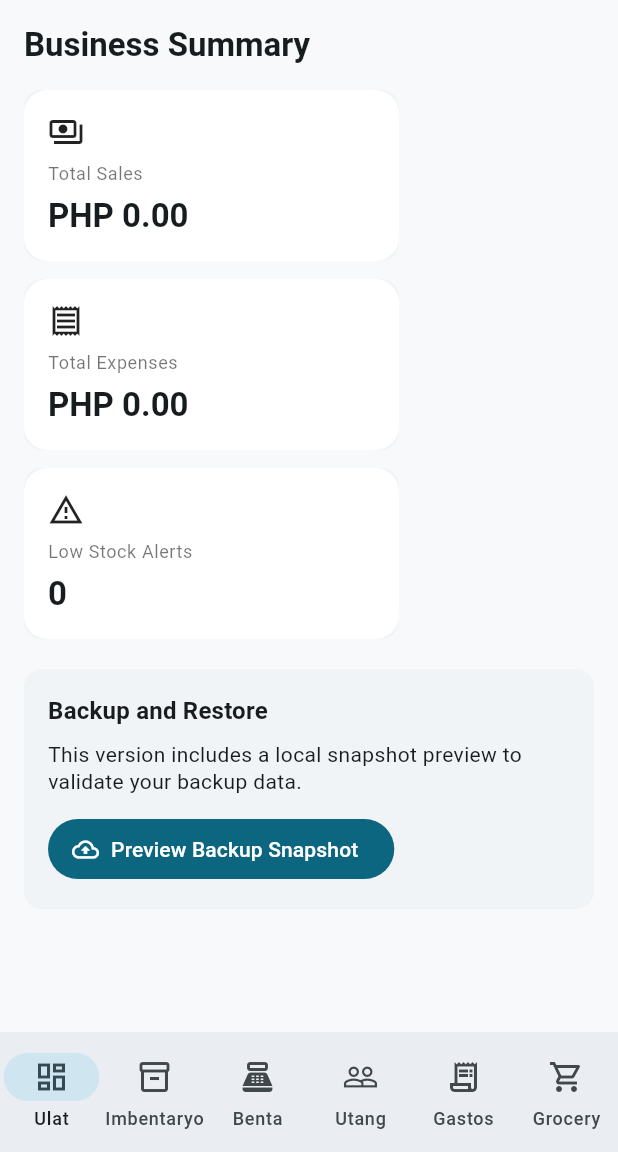
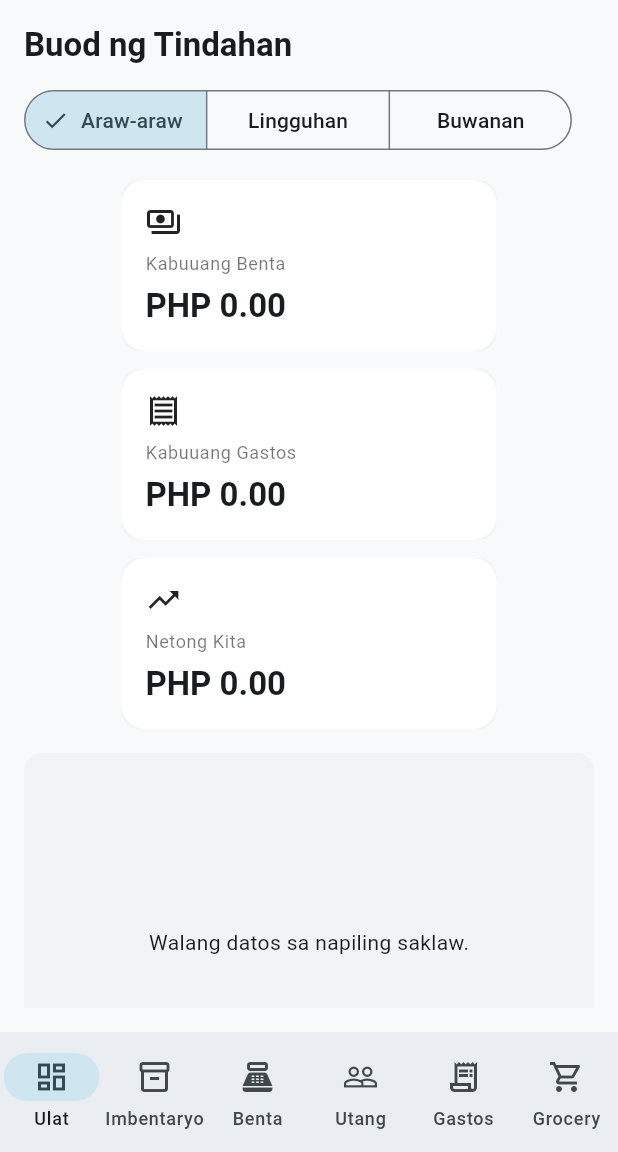
Before and after one commit to MarjovicDEV/TindaTrack, a Flutter app: the screen it shows after launch, on a phone screen of 412 x 824 dp, the part 84-1236 px from its top. Run offline on Flutter 3.47's test engine with Material 3 defaults, Android fonts, the phone set to English and light mode, and no system bars; our stand-ins replace drift, drift_flutter, file_picker, fl_chart; accounts and stored records are empty; generated files the repository leaves out were written again.

Commit message:
feat(ReportsPage): refactor to use stateful widget, add report filtering, and implement sales and expenses visualization with charts

```diff
--- a/lib/features/reports/presentation/reports_page.dart
+++ b/lib/features/reports/presentation/reports_page.dart
@@ -1,60 +1,153 @@
 import 'package:flutter/material.dart';
+import 'package:fl_chart/fl_chart.dart';
 
+import '../../../core/resources/app_copy.dart';
 import '../../../core/utils/formatters.dart';
+import '../../../data/local/app_database.dart';
 import '../../../data/repositories/tinda_repository.dart';
+import '../../backup_restore/application/backup_service.dart';
 import '../../../shared/widgets/summary_card.dart';
 
-class ReportsPage extends StatelessWidget {
+enum ReportFilter { daily, weekly, monthly }
+
+class ReportsPage extends StatefulWidget {
   const ReportsPage({required this.repo, super.key});
 
   final TindaRepository repo;
 
   @override
+  State<ReportsPage> createState() => _ReportsPageState();
+}
+
+class _ReportsPageState extends State<ReportsPage> {
+  late final BackupService _backupService;
+  ReportFilter _filter = ReportFilter.daily;
+
+  @override
+  void initState() {
+    super.initState();
+    _backupService = BackupService(widget.repo);
+  }
+
+  ({DateTime from, DateTime to}) _range() {
+    final now = DateTime.now();
+    switch (_filter) {
+      case ReportFilter.daily:
+        return (from: DateTime(now.year, now.month, now.day), to: now);
+      case ReportFilter.weekly:
+        return (from: now.subtract(const Duration(days: 7)), to: now);
+      case ReportFilter.monthly:
+        return (from: DateTime(now.year, now.month - 1, now.day), to: now);
+    }
+  }
+
+  @override
   Widget build(BuildContext context) {
+    final range = _range();
     return SingleChildScrollView(
       child: Column(
         crossAxisAlignment: CrossAxisAlignment.start,
         children: [
-          Text('Business Summary', style: Theme.of(context).textTheme.titleLarge),
+          Text(AppCopy.summaryTitle, style: Theme.of(context).textTheme.titleLarge),
+          const SizedBox(height: 12),
+          SegmentedButton<ReportFilter>(
+            segments: const [
+              ButtonSegment(value: ReportFilter.daily, label: Text('Araw-araw')),
+              ButtonSegment(value: ReportFilter.weekly, label: Text('Lingguhan')),
+              ButtonSegment(value: ReportFilter.monthly, label: Text('Buwanan')),
+            ],
+            selected: {_filter},
+            onSelectionChanged: (value) => setState(() => _filter = value.first),
+          ),
           const SizedBox(height: 16),
+          StreamBuilder<List<Sale>>(
+            stream: widget.repo.watchSalesInRange(range.from, range.to),
+            builder: (context, salesSnap) {
+              final sales = salesSnap.data ?? const [];
+              return StreamBuilder<List<Expense>>(
+                stream: widget.repo.watchExpensesInRange(range.from, range.to),
+                builder: (context, expSnap) {
+                  final expenses = expSnap.data ?? const [];
+              final totalSales = sales.fold<double>(
+                0,
+                (sum, e) => sum + e.totalAmount,
+              );
+              final totalExpenses = expenses.fold<double>(
+                0,
+                (sum, e) => sum + e.amount,
+              );
+              final net = totalSales - totalExpenses;
+
+              final spots = <FlSpot>[];
+              for (var i = 0; i < sales.length; i++) {
+                final y = sales[i].totalAmount;
+                spots.add(FlSpot(i.toDouble(), y));
+              }
+
+                  return Column(
+                    children: [
                   Wrap(
                     spacing: 12,
                     runSpacing: 12,
                     children: [
                       SizedBox(
                         width: 250,
-                child: StreamBuilder<double>(
-                  stream: repo.watchTotalSales(),
-                  builder: (context, snapshot) => SummaryCard(
-                    label: 'Total Sales',
-                    value: formatCurrency(snapshot.data ?? 0),
+                        child: SummaryCard(
+                          label: AppCopy.totalSales,
+                          value: formatCurrency(totalSales),
                           icon: Icons.payments_outlined,
-                  ),
                         ),
                       ),
                       SizedBox(
                         width: 250,
-                child: StreamBuilder<double>(
-                  stream: repo.watchTotalExpenses(),
-                  builder: (context, snapshot) => SummaryCard(
-                    label: 'Total Expenses',
-                    value: formatCurrency(snapshot.data ?? 0),
+                        child: SummaryCard(
+                          label: AppCopy.totalExpenses,
+                          value: formatCurrency(totalExpenses),
                           icon: Icons.receipt_outlined,
-                  ),
                         ),
                       ),
                       SizedBox(
                         width: 250,
-                child: StreamBuilder<int>(
-                  stream: repo.watchLowStockCount(),
-                  builder: (context, snapshot) => SummaryCard(
-                    label: 'Low Stock Alerts',
-                    value: '${snapshot.data ?? 0}',
-                    icon: Icons.warning_amber_outlined,
+                        child: SummaryCard(
+                          label: AppCopy.netProfit,
+                          value: formatCurrency(net),
+                          icon: Icons.trending_up_outlined,
+                        ),
+                      ),
+                    ],
+                  ),
+                  const SizedBox(height: 16),
+                  Card(
+                    child: Padding(
+                      padding: const EdgeInsets.all(16),
+                      child: SizedBox(
+                        height: 220,
+                        child: spots.isEmpty
+                            ? const Center(child: Text('Walang datos sa napiling saklaw.'))
+                            : LineChart(
+                                LineChartData(
+                                  gridData: const FlGridData(show: true),
+                                  titlesData: const FlTitlesData(show: false),
+                                  borderData: FlBorderData(show: false),
+                                  lineBarsData: [
+                                    LineChartBarData(
+                                      isCurved: true,
+                                      spots: spots,
+                                      color: Theme.of(context).colorScheme.primary,
+                                      dotData: const FlDotData(show: false),
+                                      barWidth: 3,
+                                    ),
+                                  ],
+                                ),
+                              ),
                       ),
                     ),
                   ),
                     ],
+                  );
+                },
+              );
+            },
           ),
           const SizedBox(height: 20),
           Card(
@@ -63,34 +156,33 @@ class ReportsPage extends StatelessWidget {
               child: Column(
                 crossAxisAlignment: CrossAxisAlignment.start,
                 children: [
-                  Text('Backup and Restore', style: Theme.of(context).textTheme.titleMedium),
+                  Text(AppCopy.backupRestoreTitle, style: Theme.of(context).textTheme.titleMedium),
                   const SizedBox(height: 8),
                   const Text(
-                    'This version includes a local snapshot preview to validate your backup data.',
+                    'Pumili ng export/import type. May preview at babala bago i-restore.',
                   ),
                   const SizedBox(height: 12),
-                  FilledButton.icon(
-                    onPressed: () async {
-                      final data = await repo.exportSimpleSnapshot();
-                      if (!context.mounted) return;
-                      showDialog<void>(
-                        context: context,
-                        builder: (_) => AlertDialog(
-                          title: const Text('Backup Snapshot'),
-                          content: Text(
-                            'Products: ${data[0]}\nSales: ${data[1]}\nCustomers: ${data[2]}',
+                  Wrap(
+                    spacing: 8,
+                    runSpacing: 8,
+                    children: [
+                      OutlinedButton(
+                        onPressed: _exportJson,
+                        child: Text(AppCopy.exportJson),
                       ),
-                          actions: [
-                            TextButton(
-                              onPressed: () => Navigator.pop(context),
-                              child: const Text('Close'),
+                      OutlinedButton(
+                        onPressed: _importJsonDialog,
+                        child: Text(AppCopy.importJson),
+                      ),
+                      OutlinedButton(
+                        onPressed: _exportDb,
+                        child: Text(AppCopy.exportDb),
+                      ),
+                      OutlinedButton(
+                        onPressed: _importDbDialog,
+                        child: Text(AppCopy.importDb),
                       ),
                     ],
-                        ),
-                      );
-                    },
-                    icon: const Icon(Icons.backup_outlined),
-                    label: const Text('Preview Backup Snapshot'),
                   ),
                 ],
               ),
@@ -100,4 +192,70 @@ class ReportsPage extends StatelessWidget {
       ),
     );
   }
+
+  Future<void> _exportJson() async {
+    final path = await _backupService.exportJsonFile();
+    if (!mounted) return;
+    ScaffoldMessenger.of(
+      context,
+    ).showSnackBar(SnackBar(content: Text('Na-export ang JSON backup: $path')));
   }
+
+  Future<void> _exportDb() async {
+    try {
+      final path = await _backupService.exportDatabaseFile();
+      if (!mounted) return;
+      ScaffoldMessenger.of(
+        context,
+      ).showSnackBar(SnackBar(content: Text('Na-export ang DB backup: $path')));
+    } catch (e) {
+      if (!mounted) return;
+      ScaffoldMessenger.of(context).showSnackBar(SnackBar(content: Text('$e')));
+    }
+  }
+
+  Future<void> _importJsonDialog() async {
+    final mode = await _askMode();
+    if (mode == null) return;
+    await _backupService.importPickedJson(replaceAll: mode);
+    if (!mounted) return;
+    ScaffoldMessenger.of(context).showSnackBar(
+      SnackBar(content: Text(mode ? 'Na-restore (replace).' : 'Na-restore (merge).')),
+    );
+  }
+
+  Future<void> _importDbDialog() async {
+    final mode = await _askMode();
+    if (mode == null) return;
+    try {
+      await _backupService.importDatabaseFile(replaceAll: mode);
+      if (!mounted) return;
+      ScaffoldMessenger.of(context).showSnackBar(
+        const SnackBar(content: Text('Na-import ang DB file. I-restart ang app kung kailangan.')),
+      );
+    } catch (e) {
+      if (!mounted) return;
+      ScaffoldMessenger.of(context).showSnackBar(SnackBar(content: Text('$e')));
+    }
+  }
+
+  Future<bool?> _askMode() {
+    return showDialog<bool>(
+      context: context,
+      builder: (_) => AlertDialog(
+        title: const Text('Piliin ang restore mode'),
+        content: const Text('Babala: Ang "Palitan lahat" ay bubura ng kasalukuyang records.'),
+        actions: [
+          TextButton(
+            onPressed: () => Navigator.pop(context, false),
+            child: Text(AppCopy.mergeMode),
+          ),
+          FilledButton(
+            onPressed: () => Navigator.pop(context, true),
+            child: Text(AppCopy.replaceMode),
+          ),
+        ],
+      ),
+    );
+  }
+}
--- a/lib/features/sales/presentation/sales_page.dart
+++ b/lib/features/sales/presentation/sales_page.dart
@@ -23,12 +23,12 @@ class _SalesPageState extends State<SalesPage> {
       children: [
         Row(
           children: [
-            Text('Sales', style: Theme.of(context).textTheme.titleLarge),
+            Text('Benta (Sales)', style: Theme.of(context).textTheme.titleLarge),
             const Spacer(),
             FilledButton.icon(
               onPressed: _selectedProductId == null ? null : _recordSimpleSale,
               icon: const Icon(Icons.save_outlined),
-              label: const Text('Record Sale'),
+              label: const Text('I-save ang benta'),
             ),
           ],
         ),
@@ -41,7 +41,7 @@ class _SalesPageState extends State<SalesPage> {
               return const Card(
                 child: Padding(
                   padding: EdgeInsets.all(16),
-                  child: Text('Add inventory first before recording sales.'),
+                  child: Text('Maglagay muna ng produkto bago mag-record ng benta.'),
                 ),
               );
             }
@@ -50,7 +50,7 @@ class _SalesPageState extends State<SalesPage> {
                 Expanded(
                   child: DropdownButtonFormField<int>(
                     initialValue: _selectedProductId,
-                    hint: const Text('Select product'),
+                    hint: const Text('Pumili ng produkto'),
                     items: products
                         .map((p) => DropdownMenuItem(value: p.id, child: Text('${p.name} (stock: ${p.stockQty})')))
                         .toList(),
@@ -63,7 +63,7 @@ class _SalesPageState extends State<SalesPage> {
                   child: TextField(
                     controller: _qtyCtrl,
                     keyboardType: TextInputType.number,
-                    decoration: const InputDecoration(labelText: 'Qty'),
+                    decoration: const InputDecoration(labelText: 'Dami (Qty)'),
                   ),
                 ),
               ],
@@ -77,7 +77,7 @@ class _SalesPageState extends State<SalesPage> {
             builder: (context, snapshot) {
               final sales = snapshot.data ?? [];
               if (sales.isEmpty) {
-                return const Center(child: Text('No sales recorded yet.'));
+                return const Center(child: Text('Wala pang naitalang benta.'));
               }
               return ListView.builder(
                 itemCount: sales.length,
@@ -85,7 +85,7 @@ class _SalesPageState extends State<SalesPage> {
                   final item = sales[index];
                   return Card(
                     child: ListTile(
-                      title: Text('Sale #${item.id}'),
+                      title: Text('Benta #${item.id}'),
                       subtitle: Text(item.createdAt.toString()),
                       trailing: Text('PHP ${item.totalAmount.toStringAsFixed(2)}'),
                     ),
```
Lines whose indentation alone changed are shown as unchanged.
